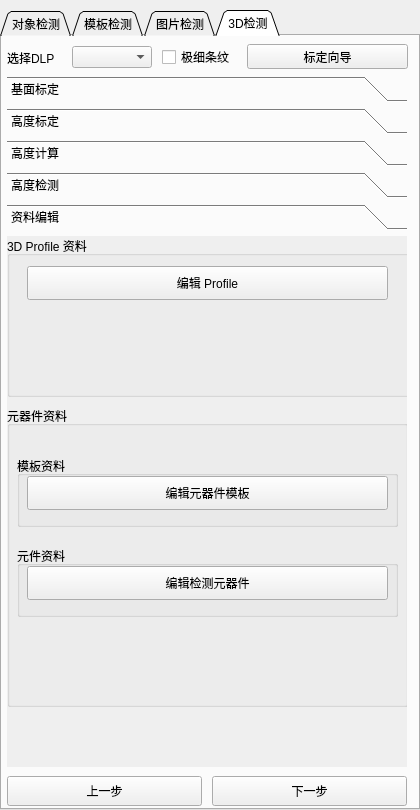
The window that VisionDetect/VisionDetectRunView.ui (chuandongxu/AOI) describes before a commit, drawn with Qt 5.
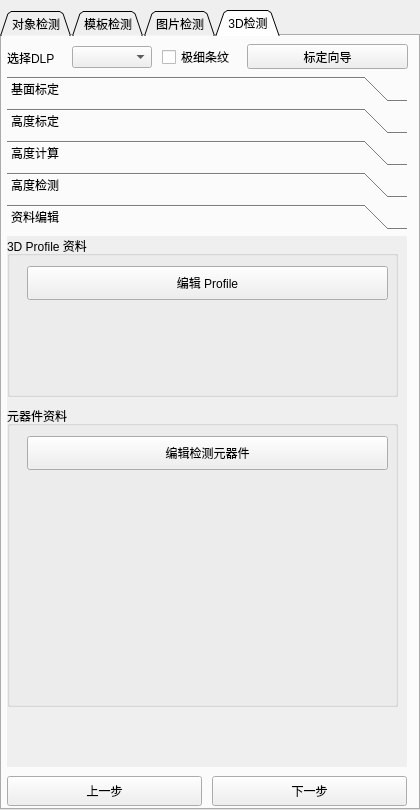
The same window after the commit. The open tabs and pages were chosen to show the change.

Diff of the .ui file:
```diff
--- a/VisionDetect/VisionDetectRunView.ui
+++ b/VisionDetect/VisionDetectRunView.ui
@@ -3427,7 +3427,7 @@
         <x>0</x>
         <y>0</y>
         <width>400</width>
-        <height>531</height>
+        <height>541</height>
        </rect>
       </property>
       <attribute name="label">
@@ -3438,64 +3438,25 @@
         <rect>
          <x>0</x>
          <y>170</y>
-         <width>401</width>
+         <width>391</width>
          <height>301</height>
         </rect>
        </property>
        <property name="title">
         <string>元器件资料</string>
        </property>
-       <widget class="QGroupBox" name="groupBox_13">
+       <widget class="QPushButton" name="pushButton_3DHeightCellObjEdit">
         <property name="geometry">
          <rect>
-          <x>10</x>
-          <y>140</y>
-          <width>381</width>
-          <height>71</height>
+          <x>20</x>
+          <y>30</y>
+          <width>361</width>
+          <height>34</height>
          </rect>
         </property>
-        <property name="title">
-         <string>元件资料</string>
+        <property name="text">
+         <string>编辑检测元器件</string>
         </property>
-        <widget class="QPushButton" name="pushButton_3DHeightCellObjEdit">
-         <property name="geometry">
-          <rect>
-           <x>10</x>
-           <y>20</y>
-           <width>361</width>
-           <height>34</height>
-          </rect>
-         </property>
-         <property name="text">
-          <string>编辑检测元器件</string>
-         </property>
-        </widget>
-       </widget>
-       <widget class="QGroupBox" name="groupBox_2">
-        <property name="geometry">
-         <rect>
-          <x>10</x>
-          <y>50</y>
-          <width>381</width>
-          <height>71</height>
-         </rect>
-        </property>
-        <property name="title">
-         <string>模板资料</string>
-        </property>
-        <widget class="QPushButton" name="pushButton_3DHeightCellTmpEdit">
-         <property name="geometry">
-          <rect>
-           <x>10</x>
-           <y>20</y>
-           <width>361</width>
-           <height>34</height>
-          </rect>
-         </property>
-         <property name="text">
-          <string>编辑元器件模板</string>
-         </property>
-        </widget>
        </widget>
       </widget>
       <widget class="QGroupBox" name="groupBox_15">
@@ -3503,7 +3464,7 @@
         <rect>
          <x>0</x>
          <y>0</y>
-         <width>411</width>
+         <width>391</width>
          <height>161</height>
         </rect>
        </property>
```
Left out of the diff: 34 changed lines with no effect on the pictures.
